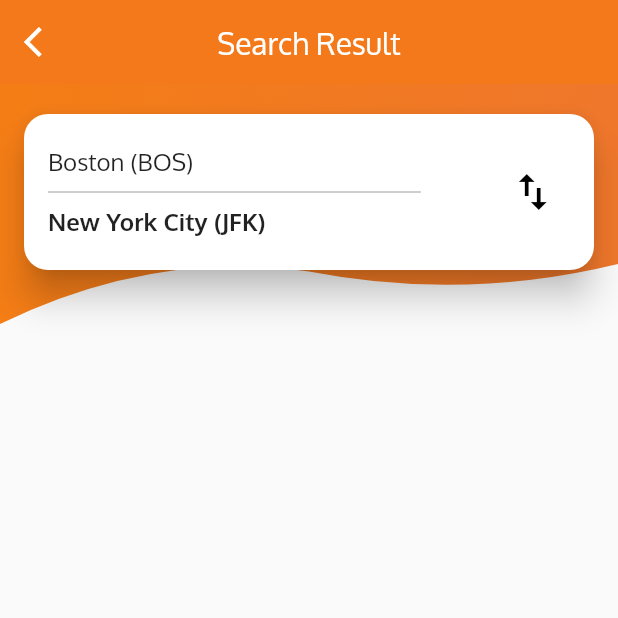
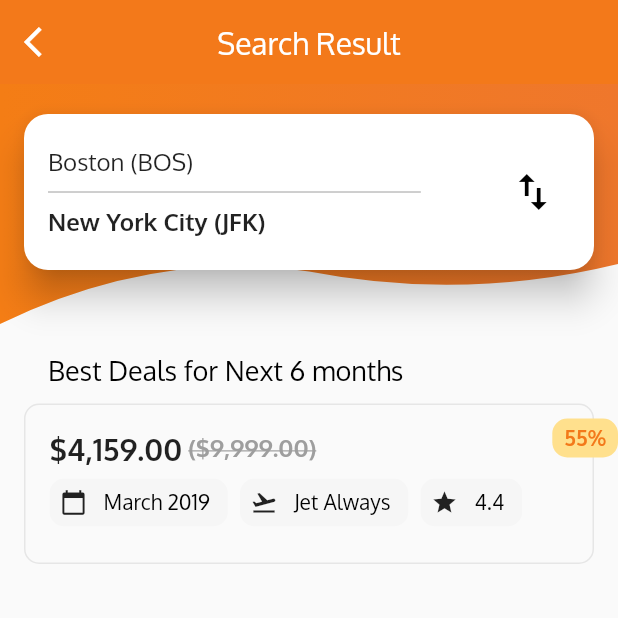
Before and after one commit to FlorianBouron/flight-list-app, a Flutter app: the FlightListScreen screen opened directly, on a phone screen of 412 x 824 dp, the top half of it. Run offline on Flutter 3.47's test engine with Material 2 defaults, Android fonts, the phone set to English and light mode, and no system bars.

Commit message:
Add Flight list screen bottom

```diff
--- a/lib/screens/flight_list_screen.dart
+++ b/lib/screens/flight_list_screen.dart
@@ -1,6 +1,7 @@
 import 'package:flutter/material.dart';
 
 import './flight_list_screen_top.dart';
+import './flight_list_screen_bottom.dart';
 
 class FlightListScreen extends StatelessWidget {
   @override
@@ -20,6 +21,8 @@ class FlightListScreen extends StatelessWidget {
       body: Column(
         children: <Widget>[
           FlightListScreenTop(),
+          SizedBox(height: 20),
+          FlightListScreenBottom(),
         ],
       ),
     );
--- /dev/null
+++ b/lib/screens/flight_list_screen_bottom.dart
@@ -0,0 +1,29 @@
+import 'package:flutter/material.dart';
+
+import '../widgets/flight_card.dart';
+import '../style.dart';
+
+class FlightListScreenBottom extends StatelessWidget {
+  @override
+  Widget build(BuildContext context) {
+    return Padding(
+      padding: EdgeInsets.only(left: 16),
+      child: Column(
+        crossAxisAlignment: CrossAxisAlignment.start,
+        children: <Widget>[
+          Padding(
+            padding: const EdgeInsets.symmetric(horizontal: 16.0),
+            child: Text(
+              "Best Deals for Next 6 months",
+              style: AppTheme.dropDownMenuItemStyle,
+            ),
+          ),
+          SizedBox(
+            height: 10,
+          ),
+          FlightCard(),
+        ],
+      ),
+    );
+  }
+}
--- a/lib/style.dart
+++ b/lib/style.dart
@@ -4,6 +4,9 @@ class AppTheme {
   static const Color primaryColor = Color(0xFFF3791A);
   static const Color firstColor = Color(0xFFF47D15);
   static const Color secondColor = Color(0xFFEF772C);
+  static const Color flightBorderColor = Color(0xFFE6E6E6);
+  static const Color chipBackgroundColor = Color(0xFFF6F6F6);
+  static const Color discountBackgroundColor = Color(0xFFFFE08D);
 
   static final ThemeData theme = ThemeData(
     primaryColor: primaryColor,
--- /dev/null
+++ b/lib/widgets/flight_card.dart
@@ -0,0 +1,86 @@
+import 'package:flight_list_app/widgets/flight_detail_chip.dart';
+import 'package:flutter/material.dart';
+
+import 'package:intl/intl.dart';
+import '../style.dart';
+
+final formatCurrency = NumberFormat.simpleCurrency();
+
+class FlightCard extends StatelessWidget {
+  @override
+  Widget build(BuildContext context) {
+    return Stack(
+      children: <Widget>[
+        Container(
+          margin: const EdgeInsets.only(right: 16.0),
+          decoration: BoxDecoration(
+            borderRadius: BorderRadius.all(
+              Radius.circular(10),
+            ),
+            border: Border.all(color: AppTheme.flightBorderColor),
+          ),
+          child: Padding(
+            padding: const EdgeInsets.all(16.0),
+            child: Column(
+              crossAxisAlignment: CrossAxisAlignment.start,
+              children: <Widget>[
+                Row(
+                  children: <Widget>[
+                    Text(
+                      '${formatCurrency.format(4159)}',
+                      style: TextStyle(
+                        fontWeight: FontWeight.bold,
+                        fontSize: 20,
+                      ),
+                    ),
+                    SizedBox(
+                      width: 4,
+                    ),
+                    Text(
+                      '(${formatCurrency.format(9999)})',
+                      style: TextStyle(
+                        fontWeight: FontWeight.bold,
+                        fontSize: 16,
+                        decoration: TextDecoration.lineThrough,
+                        color: Colors.grey,
+                      ),
+                    ),
+                  ],
+                ),
+                Wrap(
+                  spacing: 8,
+                  children: <Widget>[
+                    FlightDetailChip(Icons.calendar_today, "March 2019"),
+                    FlightDetailChip(Icons.flight_takeoff, "Jet Always"),
+                    FlightDetailChip(Icons.star, "4.4"),
+                  ],
+                ),
+              ],
+            ),
+          ),
+        ),
+        Positioned(
+          top: 10,
+          right: 0,
+          child: Container(
+            padding: EdgeInsets.symmetric(horizontal: 8, vertical: 4),
+            child: Text(
+              '55%',
+              style: TextStyle(
+                color: AppTheme.primaryColor,
+                fontSize: 14,
+                fontWeight: FontWeight.bold,
+              ),
+            ),
+            decoration: BoxDecoration(
+              color: AppTheme.discountBackgroundColor,
+              borderRadius: BorderRadius.all(
+                Radius.circular(10),
+              ),
+            ),
+          ),
+        )
+      ],
+    );
+  }
+}
--- /dev/null
+++ b/lib/widgets/flight_detail_chip.dart
@@ -0,0 +1,25 @@
+import 'package:flutter/material.dart';
+
+import '../style.dart';
+
+class FlightDetailChip extends StatelessWidget {
+  final IconData iconData;
+  final String label;
+
+  FlightDetailChip(this.iconData, this.label);
+
+  @override
+  Widget build(BuildContext context) {
+    return RawChip(
+      label: Text(label),
+      labelStyle: TextStyle(color: Colors.black, fontSize: 14),
+      backgroundColor: AppTheme.chipBackgroundColor,
+      avatar: Icon(iconData),
+      shape: RoundedRectangleBorder(
+        borderRadius: BorderRadius.all(
+          Radius.circular(10),
+        ),
+      ),
+    );
+  }
+}
```
